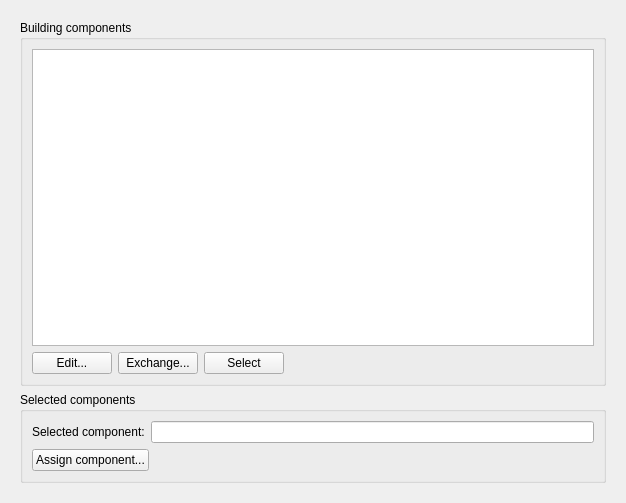
First picture: the form in SIM-VICUS/src/SVPropBuildingEditWidget.ui, repository ghorwin/SIM-VICUS, before the edit.
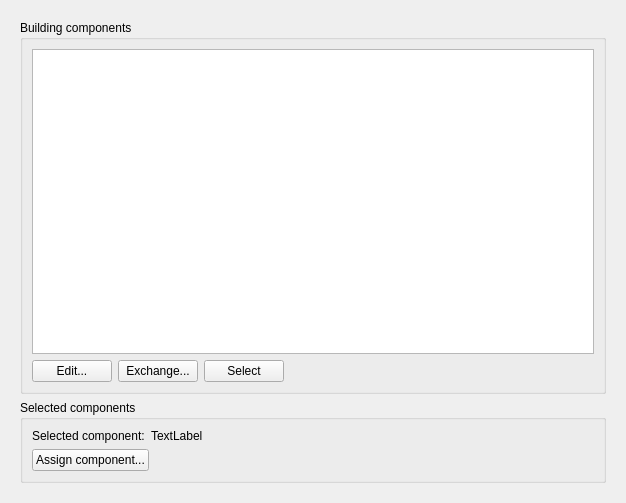
Second picture: the form after the edit.

Commit message: Component selection info update.

Patch:
```diff
--- a/SIM-VICUS/src/SVPropBuildingEditWidget.ui
+++ b/SIM-VICUS/src/SVPropBuildingEditWidget.ui
@@ -90,9 +90,6 @@
             </property>
            </widget>
           </item>
-          <item row="0" column="1">
-           <widget class="QLineEdit" name="lineEditSelectedComponent"/>
-          </item>
           <item row="1" column="0" colspan="2">
            <layout class="QHBoxLayout" name="horizontalLayout">
             <item>
@@ -123,6 +120,19 @@
             </item>
            </layout>
           </item>
+          <item row="0" column="1">
+           <widget class="QLabel" name="labelSelectedComponents">
+            <property name="sizePolicy">
+             <sizepolicy hsizetype="Expanding" vsizetype="Preferred">
+              <horstretch>0</horstretch>
+              <verstretch>0</verstretch>
+             </sizepolicy>
+            </property>
+            <property name="text">
+             <string>TextLabel</string>
+            </property>
+           </widget>
+          </item>
          </layout>
         </widget>
        </item>
```
Left out of the diff: 2 changed lines with no effect on the pictures. The commit also changes 3 other files.
